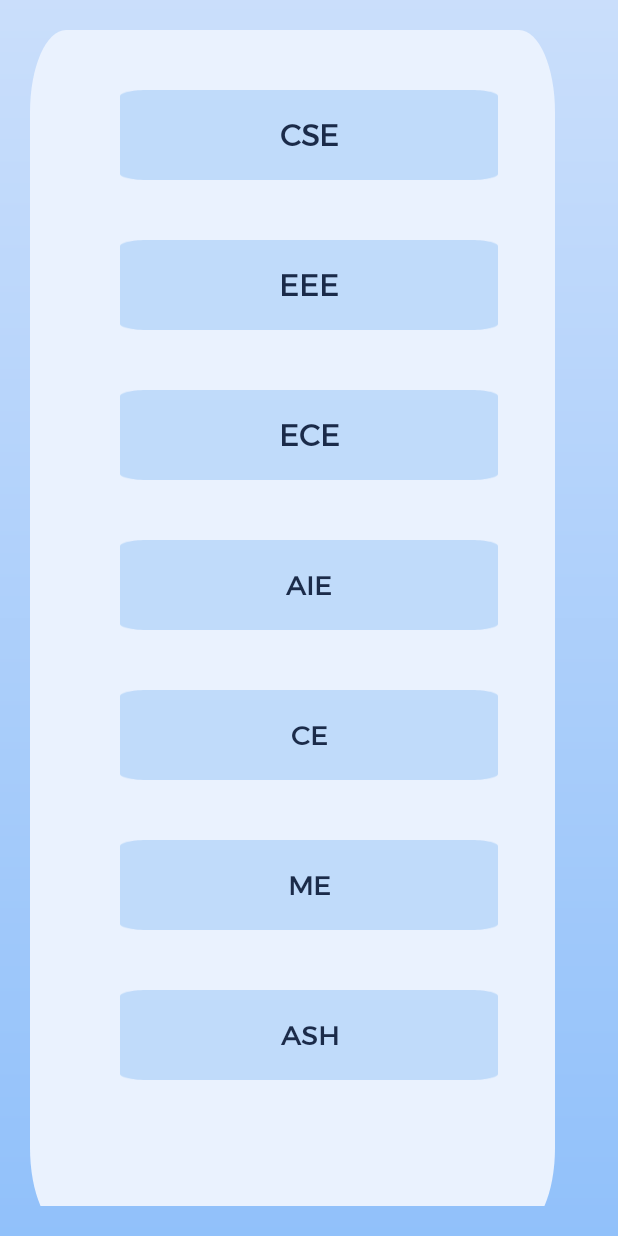
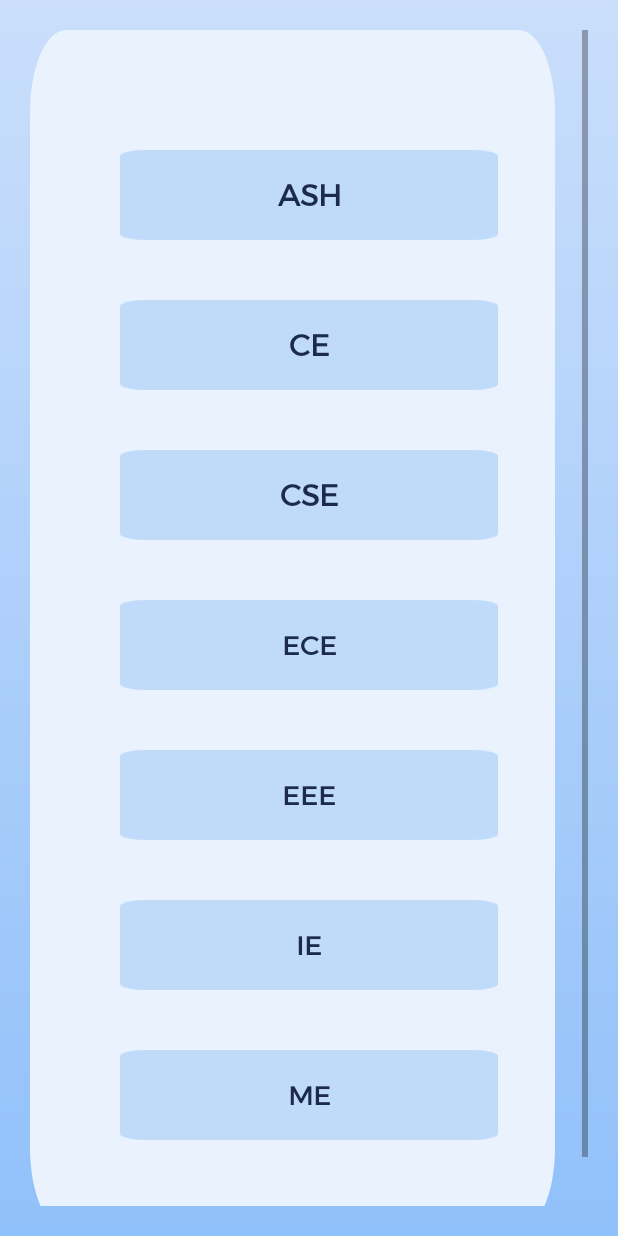
Before and after one commit to ramdevcm/SyncVj, an Android app: the VjecDeptActivity1 screen opened directly, with no data from a screen before it, on a phone screen of 412 x 824 dp. Run offline under Robolectric (Android 15) with nearby library versions, the phone set to English and light mode, and no system bars.

Commit message:
commit by Ramdev

```diff
--- a/app/src/main/java/com/example/syncvj/VjecDeptActivity1.java
+++ b/app/src/main/java/com/example/syncvj/VjecDeptActivity1.java
@@ -18,10 +18,10 @@ public class VjecDeptActivity1 extends AppCompatActivity {
         Button CSE_button = (Button) findViewById(R.id.CSEButton);
         Button EEE_button = (Button) findViewById(R.id.EEEButton);
         Button ECE_button = (Button) findViewById(R.id.ECEButton);
-        Button AIE_button = (Button) findViewById(R.id.EIButton);
+        Button IE_button = (Button) findViewById(R.id.IEButton);
         Button CE_button = (Button) findViewById(R.id.CEButton);
         Button ME_button = (Button) findViewById(R.id.MEButton);
-        Button ASH_button = (Button) findViewById(R.id.AIDSButton);
+        Button ASH_button = (Button) findViewById(R.id.ASHButton);
 
         CSE_button.setOnClickListener(new View.OnClickListener() {
             @Override
@@ -53,7 +53,7 @@ public class VjecDeptActivity1 extends AppCompatActivity {
             }
         });
 
-        AIE_button.setOnClickListener(new View.OnClickListener() {
+        IE_button.setOnClickListener(new View.OnClickListener() {
             @Override
             public void onClick(View view) {
                 Intent intent = new Intent(VjecDeptActivity1.this, showActivity.class);
--- a/app/src/main/java/com/example/syncvj/showActivity.java
+++ b/app/src/main/java/com/example/syncvj/showActivity.java
@@ -22,6 +22,7 @@ import com.android.volley.Request;
 import com.android.volley.Response;
 import com.android.volley.VolleyError;
 import com.android.volley.toolbox.StringRequest;
+import com.google.android.material.floatingactionbutton.FloatingActionButton;
 
 import org.json.JSONException;
 import org.json.JSONObject;
@@ -39,7 +40,7 @@ public class showActivity extends AppCompatActivity {
     EditText Email;
     TextView Department;
     String department_select;
-    Button addDeptStaffBt;
+    FloatingActionButton addDeptStaffBt;
     int ADMIN;
     ListAdapter adapter;
     ArrayList<DBcontrol> arrayList;
@@ -49,7 +50,7 @@ public class showActivity extends AppCompatActivity {
         super.onCreate(savedInstanceState);
         setContentView(R.layout.userview);
         ADMIN = getIntent().getIntExtra("ADMIN",0);
-        addDeptStaffBt = (Button) findViewById(R.id.addNewDepartmentStaff);
+        addDeptStaffBt = (FloatingActionButton) findViewById(R.id.addNewDepartmentStaff);
         if(ADMIN == 0){
             addDeptStaffBt.setVisibility(View.GONE);
         }
--- a/app/src/main/res/layout/activity_vjec_dept1.xml
+++ b/app/src/main/res/layout/activity_vjec_dept1.xml
@@ -21,7 +21,7 @@
             app:srcCompat="@drawable/rectvectorvjec1" />
 
         <Button
-            android:id="@+id/CSEButton"
+            android:id="@+id/ASHButton"
             android:layout_width="wrap_content"
             android:layout_height="60dp"
             android:layout_alignStart="@id/imageView"
@@ -31,26 +31,26 @@
             android:layout_alignParentRight="true"
             android:layout_marginStart="60dp"
             android:layout_marginLeft="60dp"
-            android:layout_marginTop="40dp"
+            android:layout_marginTop="80dp"
             android:layout_marginEnd="60dp"
             android:layout_marginRight="60dp"
             android:background="@drawable/mybutton"
             android:fontFamily="@font/montserrat"
 
             android:gravity="center|center_horizontal"
-            android:text="@string/cse"
+            android:text="@string/ash"
             android:textAlignment="center"
             android:textColor="#1B2B49"
             android:textSize="20sp"
             android:textStyle="bold" />
 
         <Button
-            android:id="@+id/EEEButton"
+            android:id="@+id/CEButton"
             android:layout_width="300dp"
             android:layout_height="60dp"
             android:layout_alignStart="@id/imageView"
             android:layout_alignLeft="@id/imageView"
-            android:layout_alignTop="@id/CSEButton"
+            android:layout_alignTop="@id/ASHButton"
             android:layout_alignParentEnd="true"
             android:layout_alignParentRight="true"
             android:layout_marginStart="60dp"
@@ -62,87 +62,14 @@
             android:fontFamily="@font/montserrat"
             android:gravity="center|center_horizontal"
 
-            android:text="@string/eee"
+            android:text="CE"
             android:textAlignment="center"
             android:textColor="#1B2B49"
             android:textSize="20sp"
             android:textStyle="bold" />
 
         <Button
-            android:id="@+id/ECEButton"
-            android:layout_width="300dp"
-            android:layout_height="60dp"
-            android:layout_alignStart="@id/imageView"
-            android:layout_alignLeft="@id/imageView"
-            android:layout_alignTop="@id/EEEButton"
-            android:layout_alignParentEnd="true"
-            android:layout_alignParentRight="true"
-            android:layout_marginStart="60dp"
-            android:layout_marginLeft="60dp"
-            android:layout_marginTop="100dp"
-            android:layout_marginEnd="60dp"
-            android:layout_marginRight="60dp"
-            android:background="@drawable/mybutton"
-            android:fontFamily="@font/montserrat"
-            android:gravity="center|center_horizontal"
-
-            android:text="@string/ece"
-            android:textAlignment="center"
-            android:textColor="#1B2B49"
-            android:textSize="20sp"
-            android:textStyle="bold" />
-
-        <Button
-            android:id="@+id/EIButton"
-            android:layout_width="300dp"
-            android:layout_height="60dp"
-            android:layout_alignStart="@id/imageView"
-            android:layout_alignLeft="@id/imageView"
-            android:layout_alignTop="@id/ECEButton"
-            android:layout_alignParentEnd="true"
-            android:layout_alignParentRight="true"
-            android:layout_marginStart="60dp"
-            android:layout_marginLeft="60dp"
-            android:layout_marginTop="100dp"
-            android:layout_marginEnd="60dp"
-            android:layout_marginRight="60dp"
-            android:background="@drawable/mybutton"
-            android:fontFamily="@font/montserrat"
-
-            android:gravity="center|center_horizontal"
-
-            android:text="@string/aie"
-            android:textAlignment="center"
-            android:textColor="#1B2B49"
-            android:textSize="18sp"
-            android:textStyle="bold" />
-
-        <Button
-            android:id="@+id/CEButton"
-            android:layout_width="300dp"
-            android:layout_height="60dp"
-            android:layout_alignStart="@id/imageView"
-            android:layout_alignLeft="@id/imageView"
-            android:layout_alignTop="@id/EIButton"
-            android:layout_alignParentEnd="true"
-            android:layout_alignParentRight="true"
-            android:layout_marginStart="60dp"
-            android:layout_marginLeft="60dp"
-            android:layout_marginTop="100dp"
-            android:layout_marginEnd="60dp"
-            android:layout_marginRight="60dp"
-            android:background="@drawable/mybutton"
-            android:fontFamily="@font/montserrat"
-            android:gravity="center|center_horizontal"
-
-            android:text="@string/ce"
-            android:textAlignment="center"
-            android:textColor="#1B2B49"
-            android:textSize="18sp"
-            android:textStyle="bold" />
-
-        <Button
-            android:id="@+id/MEButton"
+            android:id="@+id/CSEButton"
             android:layout_width="300dp"
             android:layout_height="60dp"
             android:layout_alignStart="@id/imageView"
@@ -159,19 +86,19 @@
             android:fontFamily="@font/montserrat"
             android:gravity="center|center_horizontal"
 
-            android:text="@string/me"
+            android:text="cse"
             android:textAlignment="center"
             android:textColor="#1B2B49"
-            android:textSize="18sp"
+            android:textSize="20sp"
             android:textStyle="bold" />
 
         <Button
-            android:id="@+id/AIDSButton"
+            android:id="@+id/ECEButton"
             android:layout_width="300dp"
             android:layout_height="60dp"
             android:layout_alignStart="@id/imageView"
             android:layout_alignLeft="@id/imageView"
-            android:layout_alignTop="@id/MEButton"
+            android:layout_alignTop="@id/CSEButton"
             android:layout_alignParentEnd="true"
             android:layout_alignParentRight="true"
             android:layout_marginStart="60dp"
@@ -179,12 +106,88 @@
             android:layout_marginTop="100dp"
             android:layout_marginEnd="60dp"
             android:layout_marginRight="60dp"
-            android:layout_marginBottom="50dp"
+            android:background="@drawable/mybutton"
+            android:fontFamily="@font/montserrat"
+
+            android:gravity="center|center_horizontal"
+
+            android:text="ece"
+            android:textAlignment="center"
+            android:textColor="#1B2B49"
+            android:textSize="18sp"
+            android:textStyle="bold" />
+
+        <Button
+            android:id="@+id/EEEButton"
+            android:layout_width="300dp"
+            android:layout_height="60dp"
+            android:layout_alignStart="@id/imageView"
+            android:layout_alignLeft="@id/imageView"
+            android:layout_alignTop="@id/ECEButton"
+            android:layout_alignParentEnd="true"
+            android:layout_alignParentRight="true"
+            android:layout_marginStart="60dp"
+            android:layout_marginLeft="60dp"
+            android:layout_marginTop="100dp"
+            android:layout_marginEnd="60dp"
+            android:layout_marginRight="60dp"
             android:background="@drawable/mybutton"
             android:fontFamily="@font/montserrat"
             android:gravity="center|center_horizontal"
 
-            android:text="@string/ash"
+            android:text="eee"
+            android:textAlignment="center"
+            android:textColor="#1B2B49"
+            android:textSize="18sp"
+            android:textStyle="bold" />
+
+        <Button
+            android:id="@+id/IEButton"
+            android:layout_width="300dp"
+            android:layout_height="60dp"
+            android:layout_alignStart="@id/imageView"
+            android:layout_alignLeft="@id/imageView"
+            android:layout_alignTop="@+id/EEEButton"
+            android:layout_alignParentEnd="true"
+            android:layout_alignParentRight="true"
+            android:layout_marginStart="60dp"
+            android:layout_marginLeft="60dp"
+            android:layout_marginTop="100dp"
+            android:layout_marginEnd="60dp"
+            android:layout_marginRight="60dp"
+
+            android:background="@drawable/mybutton"
+            android:fontFamily="@font/montserrat"
+            android:gravity="center|center_horizontal"
+
+            android:text="IE"
+            android:textAlignment="center"
+            android:textColor="#1B2B49"
+            android:textSize="18sp"
+            android:textStyle="bold" />
+
+        <Button
+            android:id="@+id/MEButton"
+            android:layout_width="300dp"
+            android:layout_height="60dp"
+            android:layout_alignStart="@id/imageView"
+            android:layout_alignLeft="@id/imageView"
+
+            android:layout_alignTop="@+id/IEButton"
+            android:layout_alignParentEnd="true"
+            android:layout_alignParentRight="true"
+
+            android:layout_marginStart="60dp"
+            android:layout_marginLeft="60dp"
+            android:layout_marginTop="100dp"
+            android:layout_marginEnd="60dp"
+            android:layout_marginRight="60dp"
+
+            android:layout_marginBottom="100dp"
+            android:background="@drawable/mybutton"
+            android:fontFamily="@font/montserrat"
+            android:gravity="center|center_horizontal"
+            android:text="@string/me"
             android:textAlignment="center"
             android:textColor="#1B2B49"
             android:textSize="18sp"
```
Also changed, not shown: app/src/main/res/drawable/search_bg.xml (added, +14 -0 lines), app/src/main/res/layout/staff_view.xml (+6 -17 lines), app/src/main/res/layout/userview.xml (+22 -44 lines).
